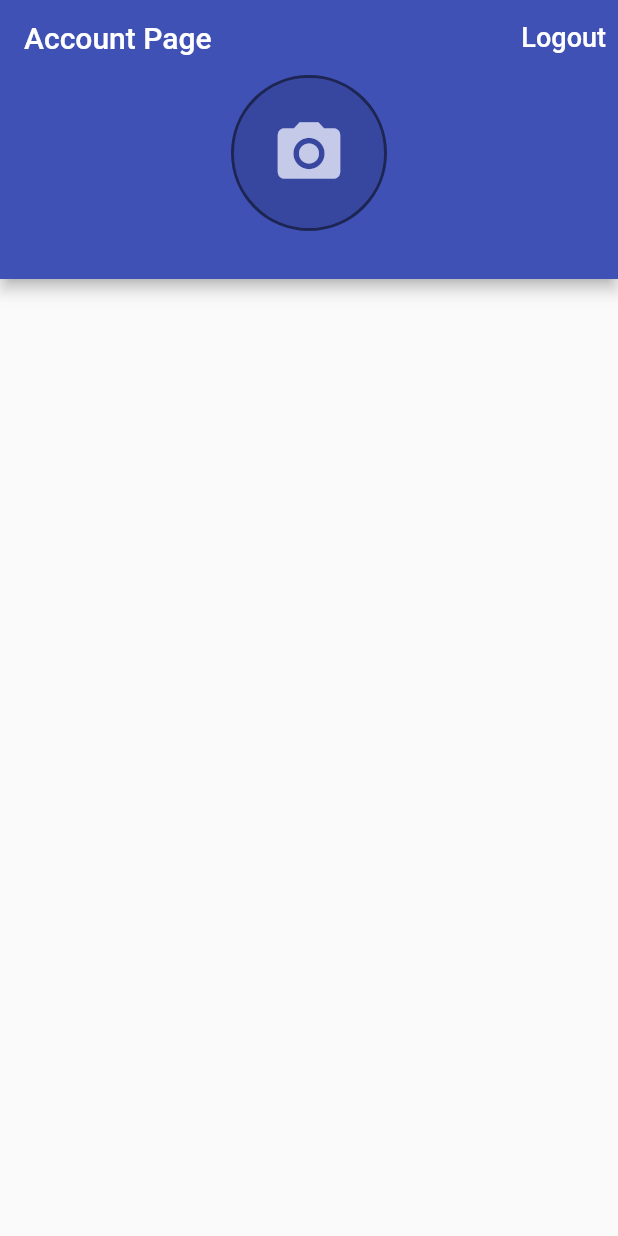
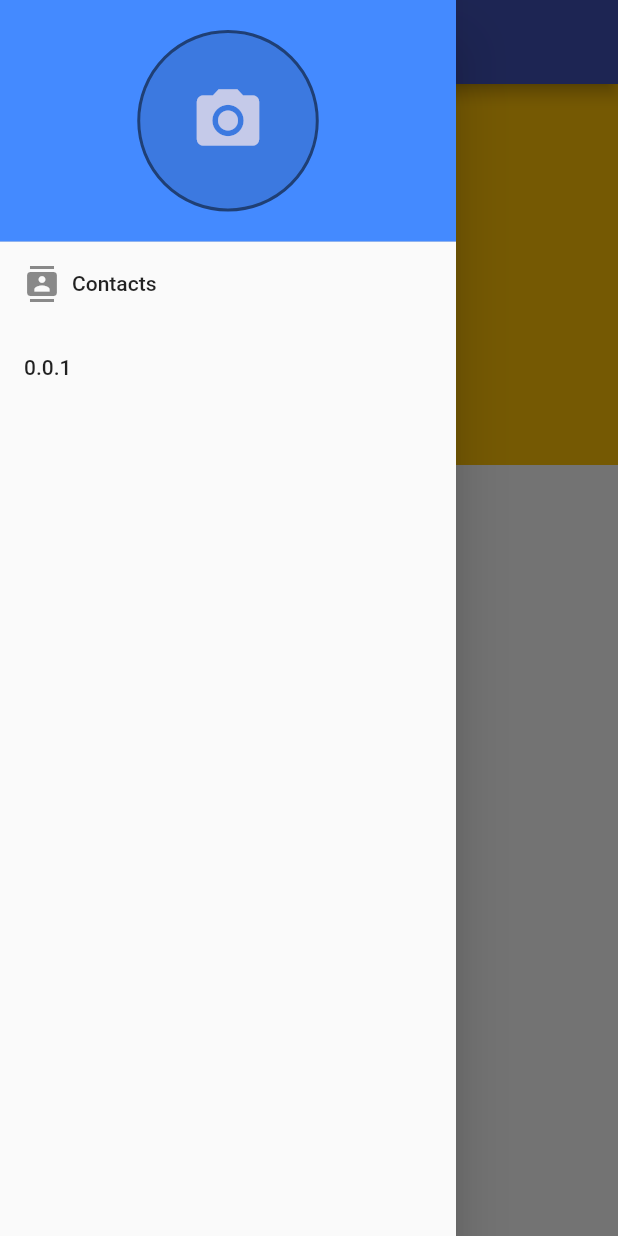
Before and after one commit to rvdrover/flutter-register-login-riverpod, a Flutter app: the screen it shows once a user with an empty profile is signed in, with the side drawer open (before the commit the screen has no drawer), on a phone screen of 412 x 824 dp. Run offline on Flutter 3.47's test engine with Material 2 defaults, Android fonts, the phone set to English and light mode, and no system bars; our stand-ins replace firebase_auth, firebase_core, flutter_riverpod, flutter_spinkit, google_sign_in; missing offline and left inert: flutter_facebook_auth, github_sign_in, twitter_login; accounts and stored records are empty.

Commit message:
setting page

```diff
--- a/lib/pages/account_page/account_page.dart
+++ b/lib/pages/account_page/account_page.dart
@@ -9,6 +9,7 @@ import 'package:riverpod_flutter_register_login_firebase/constants/commen_string
 import 'package:riverpod_flutter_register_login_firebase/services/firebase_auth_services.dart';
 import 'package:riverpod_flutter_register_login_firebase/widgets/alerts/alert_dialogs.dart';
 import 'package:riverpod_flutter_register_login_firebase/widgets/avatar/avatar.dart';
+import 'package:riverpod_flutter_register_login_firebase/widgets/drawer/drawer_widget.dart';
 
 class AccountPage extends ConsumerWidget {
   const AccountPage({Key? key}) : super(key: key);
@@ -22,24 +23,12 @@ class AccountPage extends ConsumerWidget {
     return Scaffold(
       appBar: AppBar(
         title: const Text(Strings.accountPage),
-        actions: <Widget>[
-          TextButton(
-            key: const Key(Keys.logout),
-            child: const Text(
-              Strings.logout,
-              style: TextStyle(
-                fontSize: 18.0,
-                color: Colors.white,
+
       ),
-            ),
-            onPressed: () => _confirmSignOut(context, firebaseAuthServices),
-          ),
-        ],
-        bottom: PreferredSize(
-          preferredSize: const Size.fromHeight(130.0),
-          child: _buildUserInfo(user),
-        ),
-      ),
+      body: _buildUserInfo(user, context, firebaseAuthServices),
+      drawer: SafeArea(child: DrawerWidget(avatarImage: Avatar(radius: 50,photoUrl: user.photoURL,
+              borderColor: Colors.black54,
+              borderWidth: 2.0,),)),
     );
   }
 
@@ -58,9 +47,17 @@ class AccountPage extends ConsumerWidget {
     }
   }
 
-  Widget _buildUserInfo(User user) {
-    return Column(
+  Widget _buildUserInfo(User user, BuildContext context,
+      FirebaseAuthServices firebaseAuthServices) {
+    return Container(
+      width: MediaQuery.of(context).size.width,
+      height: MediaQuery.of(context).size.height-570,
+      color: Colors.amber,
+      child: Padding(
+        padding: const EdgeInsets.all(8.0),
+        child: Column(
           children: [
+
             Avatar(
               photoUrl: user.photoURL,
               radius: 50,
@@ -74,7 +71,21 @@ class AccountPage extends ConsumerWidget {
                 style: const TextStyle(color: Colors.white),
               ),
             const SizedBox(height: 8),
+            TextButton(
+              key: const Key(Keys.logout),
+              child: const Text(
+                Strings.logout,
+                style: TextStyle(
+                  fontSize: 18.0,
+                  color: Colors.white,
+                ),
+              ),
+              onPressed: () => _confirmSignOut(context, firebaseAuthServices),
+            ),
+            const SizedBox(height: 8),
           ],
+        ),
+      ),
     );
   }
 }
--- a/lib/pages/sign_in_page/sign_in_state.dart
+++ /dev/null
@@ -1,28 +0,0 @@
-abstract class SignInState {}
-
-class SignInInitial extends SignInState {
-
-}
-
-class SignInLoading extends SignInState {
-  bool isLoading;
-
-  SignInLoading({this.isLoading = true});
-}
-
-class SignInLoaded extends SignInState {
-  bool isLoading;
-
-  dynamic error;
-
-  SignInLoaded({
-    this.isLoading = false,
-    this.error,
-  });
-}
-
-class SignInError extends SignInState {
-  dynamic error;
-
-  SignInError({this.error});
-}
--- /dev/null
+++ b/lib/widgets/drawer/drawer_widget.dart
@@ -0,0 +1,52 @@
+import 'package:flutter/material.dart';
+
+import 'package:riverpod_flutter_register_login_firebase/widgets/avatar/avatar.dart';
+
+class DrawerWidget extends StatelessWidget {
+  final Avatar avatarImage;
+  const DrawerWidget({
+    Key? key,
+    required this.avatarImage,
+  }) : super(key: key);
+
+  @override
+  Widget build(BuildContext context) {
+    return Drawer(
+        child: ListView(
+      children: <Widget>[
+        createHeader(avatarImage),
+        createDrawerItem(icon: Icons.contacts, text: 'Contacts', onTap: () {}),
+        ListTile(
+          title: const Text('0.0.1'),
+          onTap: () {},
+        ),
+      ],
+    ));
+  }
+}
+
+Widget createHeader(Avatar avatarImage) {
+  return DrawerHeader(
+      margin: EdgeInsets.zero,
+      padding: const EdgeInsets.all(20),
+      decoration: const BoxDecoration(
+        color: Colors.blueAccent,
+      ),
+      child: avatarImage);
+}
+
+Widget createDrawerItem(
+    {IconData? icon, String? text, GestureTapCallback? onTap}) {
+  return ListTile(
+    title: Row(
+      children: <Widget>[
+        Icon(icon),
+        Padding(
+          padding: const EdgeInsets.only(left: 8.0),
+          child: Text(text!),
+        )
+      ],
+    ),
+    onTap: onTap,
+  );
+}
```
Lines whose indentation alone changed are shown as unchanged.
